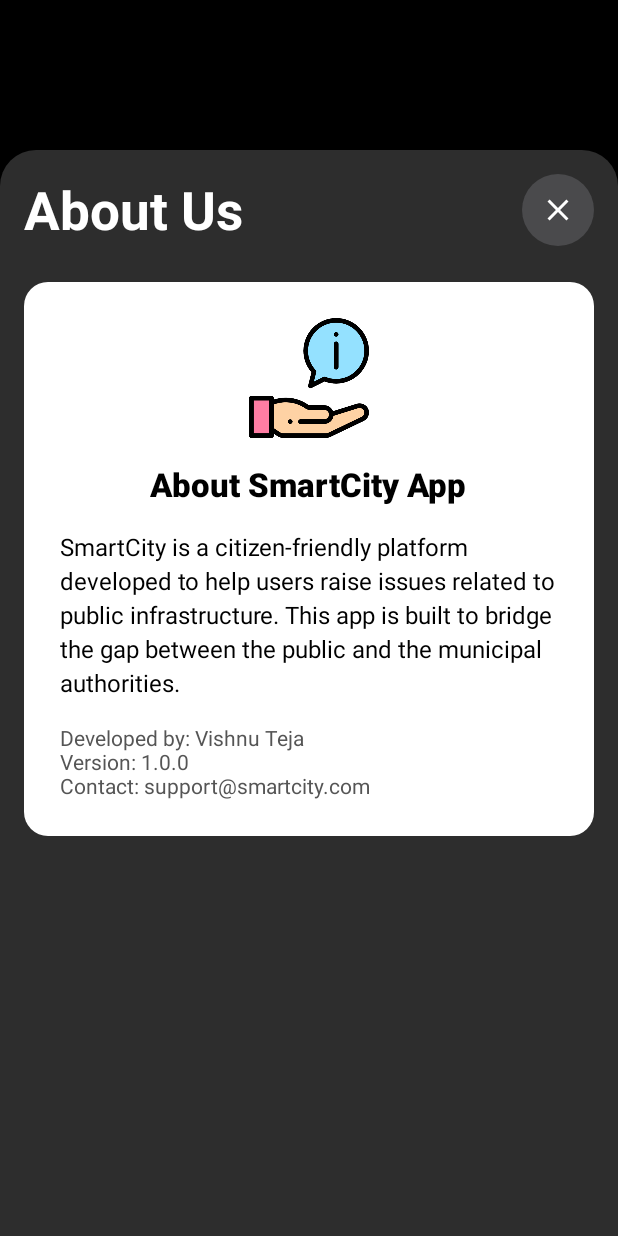
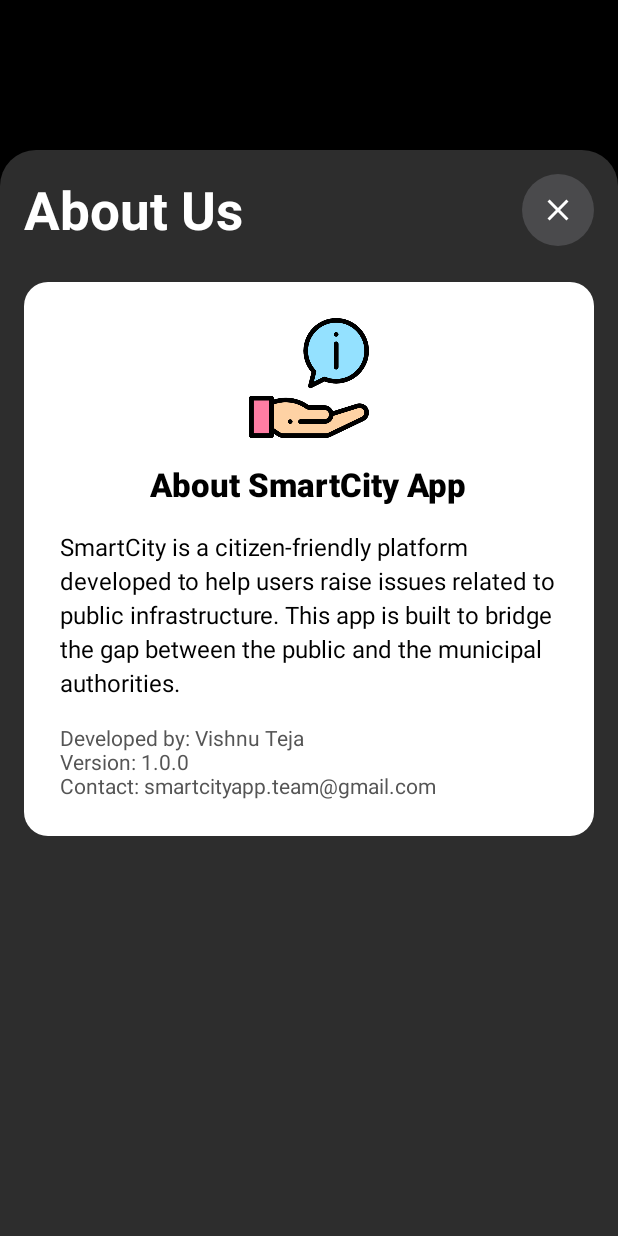
Before and after one commit to thevishnuteja/SmartCity-PWD-App, an Android app: the actaboutuspage screen opened directly, with no data from a screen before it, on a phone screen of 412 x 824 dp. Run offline under Robolectric (Android 15) with nearby library versions, the phone set to English and light mode, and no system bars.

Commit message:
update codes

```diff
--- a/app/src/main/res/layout/aboutuspage.xml
+++ b/app/src/main/res/layout/aboutuspage.xml
@@ -87,7 +87,7 @@
                     android:layout_width="match_parent"
                     android:layout_height="wrap_content"
                     android:layout_marginTop="16dp"
-                    android:text="Developed by: Vishnu Teja\nVersion: 1.0.0\nContact: support@smartcity.com"
+                    android:text="Developed by: Vishnu Teja\nVersion: 1.0.0\nContact: smartcityapp.team@gmail.com"
                     android:textColor="#555555"
                     android:textSize="14sp" />
             </LinearLayout>
```
